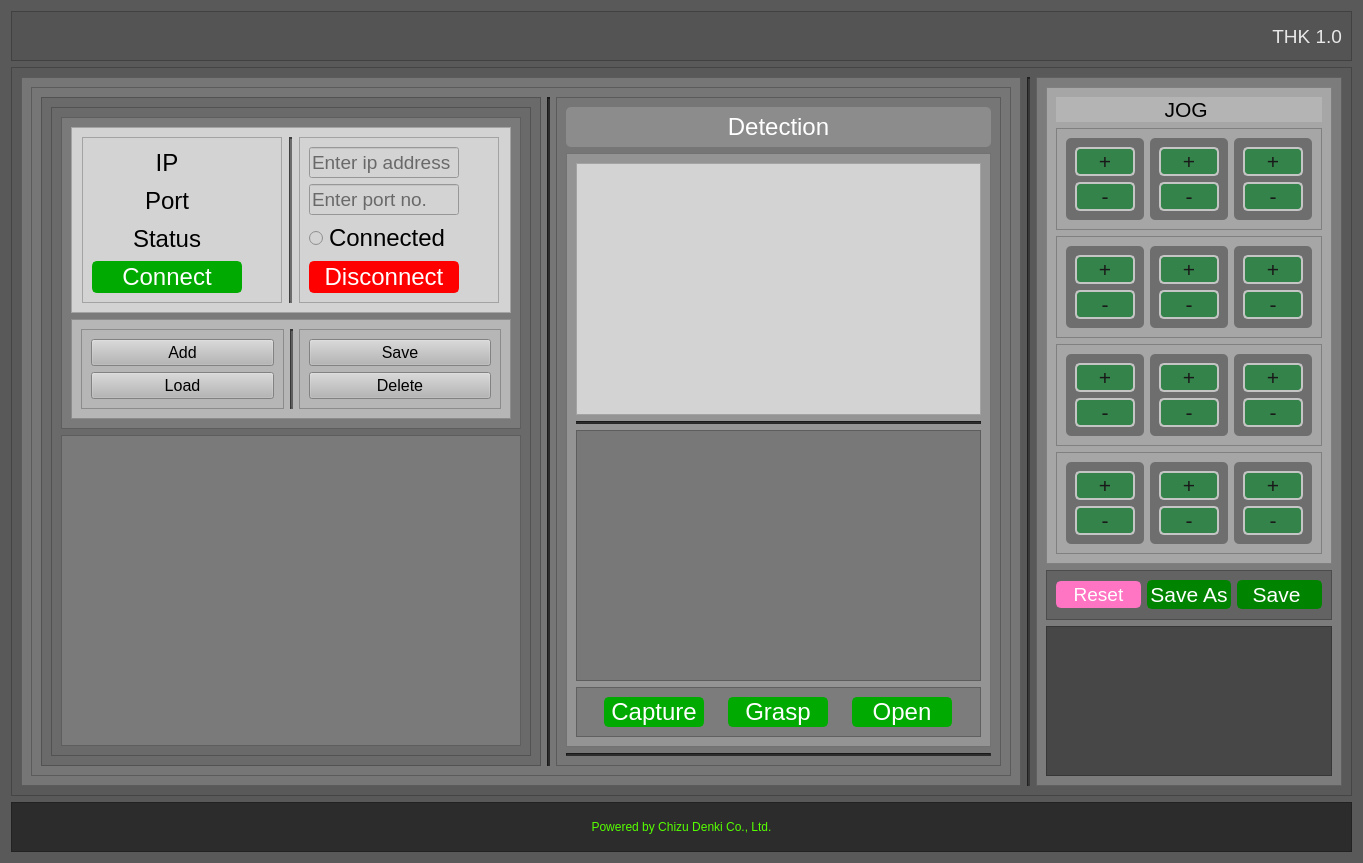
First picture: the form in UI/MainForm.ui, repository augustineajibo/THK_Hand, before the edit.
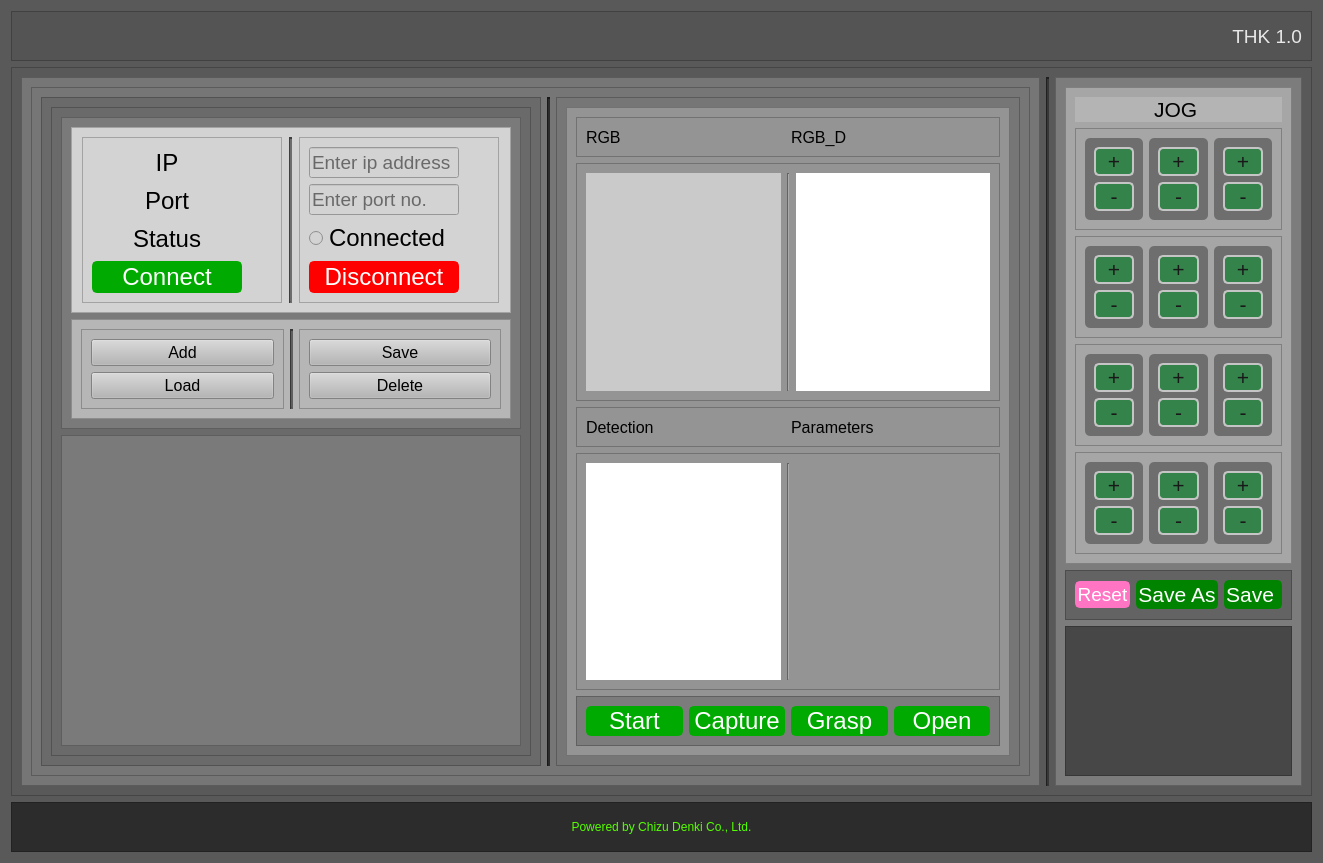
Second picture: the form after the edit.

Diff of the .ui file:
```diff
--- a/UI/MainForm.ui
+++ b/UI/MainForm.ui
@@ -9,7 +9,7 @@
    <rect>
     <x>0</x>
     <y>0</y>
-    <width>1363</width>
+    <width>1323</width>
     <height>863</height>
    </rect>
   </property>
@@ -69,7 +69,7 @@
     <widget class="QFrame" name="frame_2">
      <property name="maximumSize">
       <size>
-       <width>1600</width>
+       <width>16777215</width>
        <height>16777215</height>
       </size>
      </property>
@@ -84,7 +84,7 @@
        <widget class="QFrame" name="frame_3">
         <property name="maximumSize">
          <size>
-          <width>1000</width>
+          <width>16777215</width>
           <height>16777215</height>
          </size>
         </property>
@@ -530,7 +530,7 @@
              <widget class="QFrame" name="frame_5">
               <property name="maximumSize">
                <size>
-                <width>500</width>
+                <width>16777215</width>
                 <height>16777215</height>
                </size>
               </property>
@@ -544,32 +544,6 @@
                <enum>QFrame::Raised</enum>
               </property>
               <layout class="QVBoxLayout" name="verticalLayout_6">
-               <item>
-                <widget class="QLabel" name="label_2">
-                 <property name="maximumSize">
-                  <size>
-                   <width>16777215</width>
-                   <height>40</height>
-                  </size>
-                 </property>
-                 <property name="font">
-                  <font>
-                   <pointsize>18</pointsize>
-                  </font>
-                 </property>
-                 <property name="styleSheet">
-                  <string notr="true">border-radius: 5px;
-color: rgb(255, 255, 255);
-background-color: rgb(140, 140, 140);</string>
-                 </property>
-                 <property name="text">
-                  <string>Detection</string>
-                 </property>
-                 <property name="alignment">
-                  <set>Qt::AlignCenter</set>
-                 </property>
-                </widget>
-               </item>
                <item>
                 <widget class="QFrame" name="frame_7">
                  <property name="styleSheet">
@@ -582,40 +556,192 @@
                   <enum>QFrame::Raised</enum>
                  </property>
                  <layout class="QVBoxLayout" name="verticalLayout_7">
+                  <item>
+                   <widget class="QFrame" name="frame_24">
+                    <property name="maximumSize">
+                     <size>
+                      <width>16777215</width>
+                      <height>40</height>
+                     </size>
+                    </property>
+                    <property name="frameShape">
+                     <enum>QFrame::StyledPanel</enum>
+                    </property>
+                    <property name="frameShadow">
+                     <enum>QFrame::Raised</enum>
+                    </property>
+                    <layout class="QHBoxLayout" name="horizontalLayout_15">
+                     <item>
+                      <widget class="QLabel" name="label_7">
+                       <property name="font">
+                        <font>
+                         <pointsize>12</pointsize>
+                        </font>
+                       </property>
+                       <property name="text">
+                        <string>RGB</string>
+                       </property>
+                      </widget>
+                     </item>
+                     <item>
+                      <widget class="QLabel" name="label_6">
+                       <property name="font">
+                        <font>
+                         <pointsize>12</pointsize>
+                        </font>
+                       </property>
+                       <property name="text">
+                        <string>RGB_D</string>
+                       </property>
+                      </widget>
+                     </item>
+                    </layout>
+                   </widget>
+                  </item>
                   <item>
                    <widget class="QFrame" name="frame">
-                    <property name="styleSheet">
-                     <string notr="true">background-color: rgb(211, 211, 211);</string>
-                    </property>
                     <property name="frameShape">
                      <enum>QFrame::StyledPanel</enum>
                     </property>
                     <property name="frameShadow">
                      <enum>QFrame::Raised</enum>
                     </property>
+                    <layout class="QHBoxLayout" name="horizontalLayout_13">
+                     <item>
+                      <widget class="QLabel" name="lb_rgb">
+                       <property name="maximumSize">
+                        <size>
+                         <width>16777215</width>
+                         <height>16777215</height>
+                        </size>
+                       </property>
+                       <property name="styleSheet">
+                        <string notr="true">background-color: rgb(202, 202, 202);</string>
+                       </property>
+                       <property name="text">
+                        <string/>
+                       </property>
+                      </widget>
+                     </item>
+                     <item>
+                      <widget class="Line" name="line_2">
+                       <property name="orientation">
+                        <enum>Qt::Vertical</enum>
+                       </property>
+                      </widget>
+                     </item>
+                     <item>
+                      <widget class="QLabel" name="lb_rgbd">
+                       <property name="maximumSize">
+                        <size>
+                         <width>16777215</width>
+                         <height>16777215</height>
+                        </size>
+                       </property>
+                       <property name="styleSheet">
+                        <string notr="true">background-color: rgb(255, 255, 255);</string>
+                       </property>
+                       <property name="text">
+                        <string/>
+                       </property>
+                      </widget>
+                     </item>
+                    </layout>
                    </widget>
                   </item>
                   <item>
-                   <widget class="Line" name="line_2">
-                    <property name="styleSheet">
-                     <string notr="true">background-color: rgb(38, 38, 38);</string>
+                   <widget class="QFrame" name="frame_25">
+                    <property name="maximumSize">
+                     <size>
+                      <width>16777215</width>
+                      <height>40</height>
+                     </size>
                     </property>
-                    <property name="orientation">
-                     <enum>Qt::Horizontal</enum>
+                    <property name="font">
+                     <font>
+                      <pointsize>12</pointsize>
+                     </font>
                     </property>
+                    <property name="frameShape">
+                     <enum>QFrame::StyledPanel</enum>
+                    </property>
+                    <property name="frameShadow">
+                     <enum>QFrame::Raised</enum>
+                    </property>
+                    <layout class="QHBoxLayout" name="horizontalLayout_16">
+                     <item>
+                      <widget class="QLabel" name="label_8">
+                       <property name="font">
+                        <font>
+                         <pointsize>12</pointsize>
+                        </font>
+                       </property>
+                       <property name="text">
+                        <string>Detection</string>
+                       </property>
+                      </widget>
+                     </item>
+                     <item>
+                      <widget class="QLabel" name="label_9">
+                       <property name="font">
+                        <font>
+                         <pointsize>12</pointsize>
+                        </font>
+                       </property>
+                       <property name="text">
+                        <string>Parameters</string>
+                       </property>
+                      </widget>
+                     </item>
+                    </layout>
                    </widget>
                   </item>
                   <item>
                    <widget class="QFrame" name="frame_8">
-                    <property name="styleSheet">
-                     <string notr="true">background-color: rgb(120, 120, 120);</string>
-                    </property>
                     <property name="frameShape">
                      <enum>QFrame::StyledPanel</enum>
                     </property>
                     <property name="frameShadow">
                      <enum>QFrame::Raised</enum>
                     </property>
+                    <layout class="QHBoxLayout" name="horizontalLayout_14">
+                     <item>
+                      <widget class="QLabel" name="lb_detection">
+                       <property name="maximumSize">
+                        <size>
+                         <width>16777215</width>
+                         <height>16777215</height>
+                        </size>
+                       </property>
+                       <property name="styleSheet">
+                        <string notr="true">background-color: rgb(255, 255, 255);</string>
+                       </property>
+                       <property name="text">
+                        <string/>
+                       </property>
+                      </widget>
+                     </item>
+                     <item>
+                      <widget class="Line" name="line_3">
+                       <property name="orientation">
+                        <enum>Qt::Vertical</enum>
+                       </property>
+                      </widget>
+                     </item>
+                     <item>
+                      <widget class="QLabel" name="lb_parmeters">
+                       <property name="maximumSize">
+                        <size>
+                         <width>16777215</width>
+                         <height>16777215</height>
+                        </size>
+                       </property>
+                       <property name="text">
+                        <string/>
+                       </property>
+                      </widget>
+                     </item>
+                    </layout>
                    </widget>
                   </item>
                   <item>
@@ -637,7 +763,33 @@
                     </property>
                     <layout class="QHBoxLayout" name="horizontalLayout_12">
                      <item>
-                      <widget class="QPushButton" name="pushButton_35">
+                      <widget class="QPushButton" name="pb_start">
+                       <property name="maximumSize">
+                        <size>
+                         <width>100</width>
+                         <height>16777215</height>
+                        </size>
+                       </property>
+                       <property name="font">
+                        <font>
+                         <pointsize>18</pointsize>
+                        </font>
+                       </property>
+                       <property name="styleSheet">
+                        <string notr="true">border: 2px solid ;
+border-color: rgb(0, 170, 0);
+color: rgb(255, 255, 255);
+border-radius: 5px;
+background-color: rgb(0, 170, 0);
+</string>
+                       </property>
+                       <property name="text">
+                        <string>Start</string>
+                       </property>
+                      </widget>
+                     </item>
+                     <item>
+                      <widget class="QPushButton" name="pb_capture">
                        <property name="maximumSize">
                         <size>
                          <width>100</width>
@@ -718,19 +870,6 @@
                  </layout>
                 </widget>
                </item>
-               <item>
-                <widget class="Line" name="line_3">
-                 <property name="styleSheet">
-                  <string notr="true">background-color: rgb(38, 38, 38);</string>
-                 </property>
-                 <property name="lineWidth">
-                  <number>2</number>
-                 </property>
-                 <property name="orientation">
-                  <enum>Qt::Horizontal</enum>
-                 </property>
-                </widget>
-               </item>
               </layout>
              </widget>
             </item>
@@ -773,6 +912,12 @@
         <layout class="QVBoxLayout" name="verticalLayout_9">
          <item>
           <widget class="QFrame" name="frame_pb">
+           <property name="maximumSize">
+            <size>
+             <width>16777215</width>
+             <height>16777215</height>
+            </size>
+           </property>
            <property name="styleSheet">
             <string notr="true">background-color: rgb(166, 166, 166);
 
```
Left out of the diff: 8 changed lines with no effect on the pictures.
